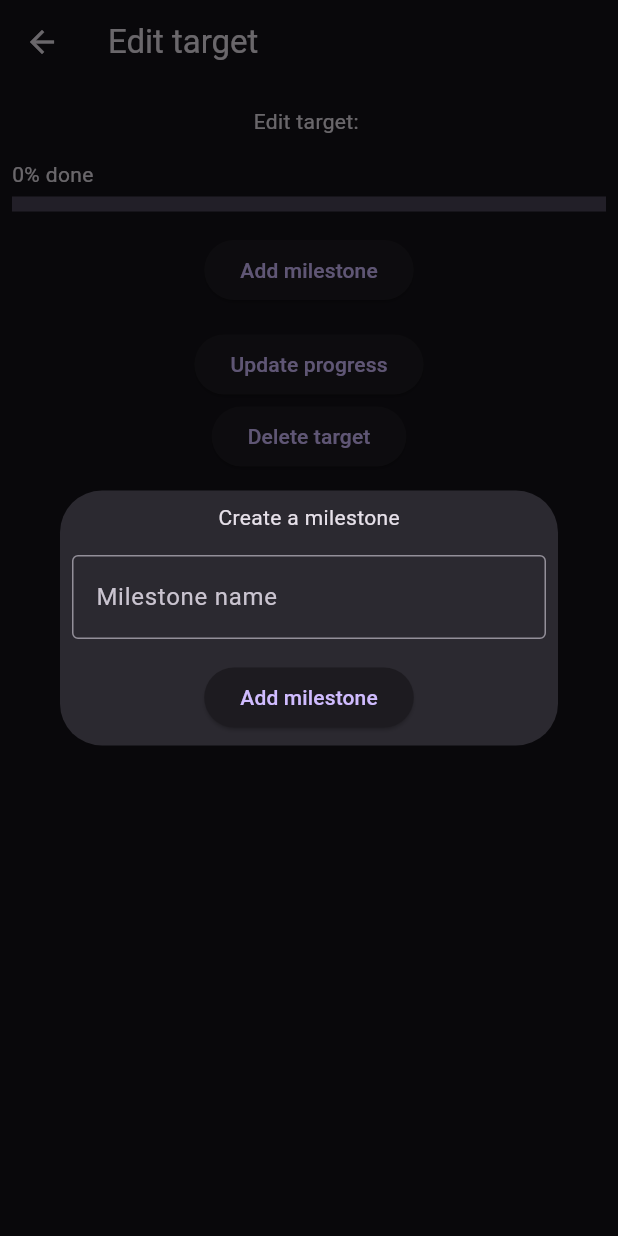
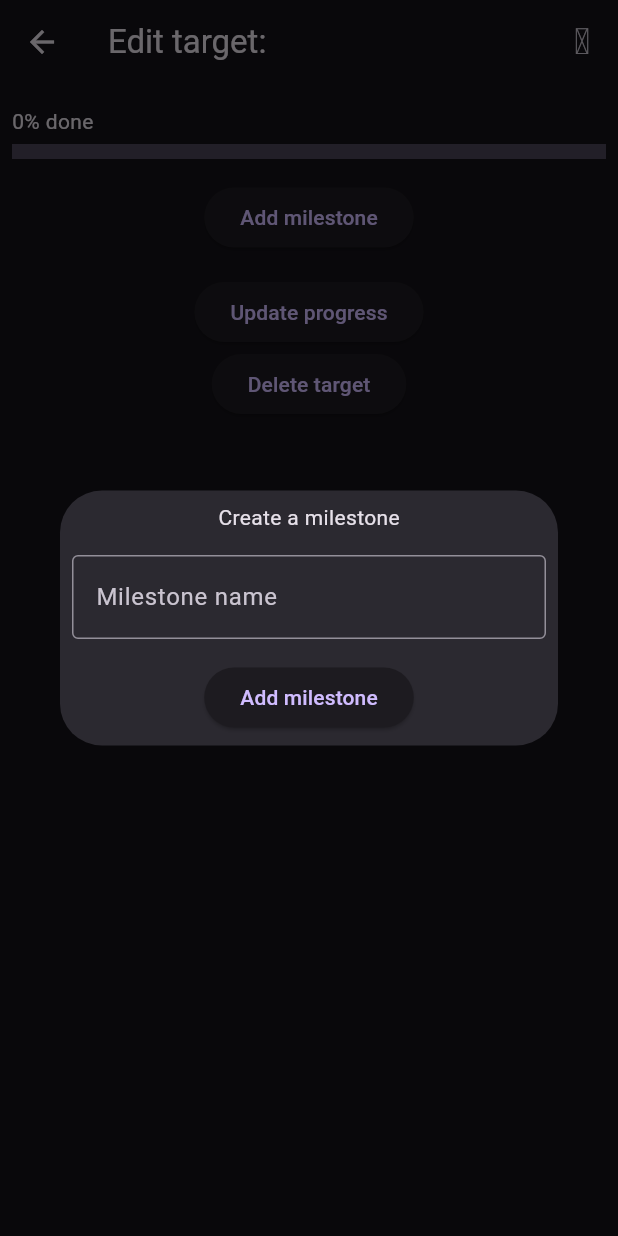
Before and after one commit to Heliodex/FA-Software-Development, a Flutter app: the TargetPage screen opened directly with empty values, after a tap on "Add milestone", on a phone screen of 412 x 824 dp. Run offline on Flutter 3.47's test engine with Material 3 defaults, Android fonts, the phone set to English and light mode, and no system bars; our stand-ins replace material_symbols_icons.

Commit message:
Improved state management, rename targets and recipes, split up classes into multiple files

```diff
--- a/cad/lib/main.dart
+++ b/cad/lib/main.dart
@@ -1,170 +1,24 @@
 import "package:flutter/material.dart";
 import "package:material_symbols_icons/symbols.dart";
+import "lib.dart";
+import "recipe.dart";
+import "target.dart";
 
 class Notification {
   IconData icon;
   String title, subtitle;
-  Notification(this.icon, this.title, this.subtitle);
-}
-
-class Milestone {
-  String title;
-  bool completed = false;
-  Milestone(this.title);
-}
-
-class Target {
-  String title;
-  double progress = 0;
-  List<Milestone> milestones = [];
-  Target(this.title);
-}
-
-class Recipe {
-  String title;
-  Recipe(this.title);
-}
-
-class TargetPageState extends State<TargetPage> {
-  addMilestone() {
-    var name = "";
-
-    showDialog(
-      context: context,
-      builder: (context) => Dialog(
-        child: Padding(
-          padding: const EdgeInsets.all(8.0),
-          child: Column(
-            mainAxisSize: MainAxisSize.min,
-            mainAxisAlignment: MainAxisAlignment.center,
-            children: <Widget>[
-              const Text("Create a milestone"),
-              const SizedBox(height: 15),
-
-              //  input box
-              TextField(
-                decoration: const InputDecoration(
-                  border: OutlineInputBorder(),
-                  labelText: "Milestone name",
-                ),
-                onChanged: (value) async {
-                  name = value;
-                },
-              ),
-              const SizedBox(height: 15),
-              ElevatedButton(
-                onPressed: () {
-                  Navigator.pop(context);
-                  setState(() {
-                    widget.e.milestones.add(Milestone(name));
-                  });
-                },
-                child: const Text("Add milestone"),
-              ),
-            ],
-          ),
-        ),
-      ),
-    );
-  }
-
-  @override
-  Widget build(context) => Scaffold(
-        appBar: AppBar(title: const Text("Edit target")),
-        body: Column(
-          children: [
-            const SizedBox(height: 15),
-            Text("Edit target: ${widget.e.title}"),
-            const SizedBox(height: 15),
-            Padding(
-              padding: const EdgeInsets.symmetric(horizontal: 8),
-              child: Column(
-                crossAxisAlignment: CrossAxisAlignment.start,
-                children: [
-                  Text("${(widget.e.progress * 100).floor()}% done"),
-                  const SizedBox(height: 5),
-                  LinearProgressIndicator(
-                    value: widget.e.progress,
-                    minHeight: 10,
-                  )
-                ],
-              ),
-            ),
-            const SizedBox(height: 15),
-
-            // milestones
-            Column(
-              children: widget.e.milestones
-                  .map<ListTile>(
-                    (m) => ListTile(
-                      title: Text(m.title),
-                      subtitle: const Column(
-                        crossAxisAlignment: CrossAxisAlignment.start,
-                        children: [
-                          Text("Incomplete"),
-                        ],
-                      ),
-                    ),
-                  )
-                  .toList(),
-            ),
-
-            // add milestone button
-            ElevatedButton(
-              onPressed: () {
-                addMilestone();
-              },
-              child: const Text("Add milestone"),
-            ),
-
-            const SizedBox(height: 15),
-            Column(
-              children: [
-                if (widget.e.progress < 1)
-                  ElevatedButton(
-                    onPressed: () {
-                      Navigator.pop(context);
-                      setState(() {
-                        widget.updateProgress(0.1);
-                      });
-                    },
-                    child: const Text("Update progress"),
-                  ),
-
-                //   delete button
-                ElevatedButton(
-                  onPressed: () {
-                    Navigator.pop(context);
-                    setState(() {
-                      widget.removeTarget();
-                    });
-                  },
-                  child: const Text("Delete target"),
-                ),
-              ],
-            ),
-          ],
-        ),
-      );
-}
-
-class TargetPage extends StatefulWidget {
-  final Target e;
-  final Function() removeTarget;
-  final Function(double) updateProgress;
-  const TargetPage(this.e,
-      {required this.removeTarget, required this.updateProgress, super.key});
-
-  @override
-  createState() => TargetPageState();
+  DateTime time;
+  Notification(this.icon, this.title, this.subtitle, this.time);
 }
 
 class NavigationState extends State<Navigation> {
   var currentPageIndex = 0;
 
   List<Notification> notifications = [
-    Notification(Symbols.dinner_dining, "Notifications", "sup"),
-    Notification(Symbols.dinner_dining, "Notification 2", "sup"),
+    Notification(Symbols.dinner_dining, "Notifications", "sup",
+        DateTime(2019, 07, 20, 20, 18, 04)),
+    Notification(Symbols.dinner_dining, "Notification 2", "sup",
+        DateTime(2019, 07, 20, 20, 18, 04)),
   ];
   List<Target> targets = [];
   List<Recipe> recipes = [];
@@ -190,8 +44,8 @@ class NavigationState extends State<Navigation> {
                   border: OutlineInputBorder(),
                   labelText: "Target name",
                 ),
-                onChanged: (value) async {
-                  name = value;
+                onChanged: (v) {
+                  name = v;
                 },
               ),
               const SizedBox(height: 15),
@@ -232,8 +86,8 @@ class NavigationState extends State<Navigation> {
                   border: OutlineInputBorder(),
                   labelText: "Recipe name",
                 ),
-                onChanged: (value) async {
-                  name = value;
+                onChanged: (v) {
+                  name = v;
                 },
               ),
               const SizedBox(height: 15),
@@ -262,9 +116,34 @@ class NavigationState extends State<Navigation> {
             targets.remove(e);
           });
         },
+        renameTarget: (name) {
+          setState(() {
+            e.title = name;
+          });
+        },
         updateProgress: (n) {
           setState(() {
             e.progress += n;
+          });
+        },
+      ),
+    );
+
+    Navigator.push(context, route);
+  }
+
+  editRecipe(context, e) {
+    var route = MaterialPageRoute(
+      builder: (context) => RecipePage(
+        e,
+        removeRecipe: () {
+          setState(() {
+            recipes.remove(e);
+          });
+        },
+        renameRecipe: (name) {
+          setState(() {
+            e.title = name;
           });
         },
       ),
@@ -380,11 +259,16 @@ class NavigationState extends State<Navigation> {
                         trailing: IconButton(
                           icon: const Icon(Symbols.delete),
                           onPressed: () {
-                            setState(() {
-                              recipes.remove(e);
+                            confirmation(context, "delete this recipe", () {
+                              setState(() {
+                                recipes.remove(e);
+                              });
                             });
                           },
                         ),
+                        onTap: () {
+                          editRecipe(context, e);
+                        },
                       ),
                     )
                     .toList(),
@@ -410,6 +294,8 @@ class NavigationState extends State<Navigation> {
                         leading: Icon(e.icon),
                         title: Text(e.title),
                         subtitle: Text(e.subtitle),
+                        // show time as relative
+                        trailing: Text(relativeTime(e.time)),
                       ),
                     ),
                   )
--- /dev/null
+++ b/cad/lib/target.dart
@@ -0,0 +1,171 @@
+import "package:flutter/material.dart";
+import "package:material_symbols_icons/symbols.dart";
+import "lib.dart";
+
+class Milestone {
+  String title;
+  bool completed = false;
+  Milestone(this.title);
+}
+
+class Target {
+  String title;
+  double progress = 0;
+  List<Milestone> milestones = [];
+  Target(this.title);
+}
+
+class TargetPageState extends State<TargetPage> {
+  addMilestone() {
+    var name = "";
+
+    showDialog(
+      context: context,
+      builder: (context) => Dialog(
+        child: Padding(
+          padding: const EdgeInsets.all(8.0),
+          child: Column(
+            mainAxisSize: MainAxisSize.min,
+            mainAxisAlignment: MainAxisAlignment.center,
+            children: <Widget>[
+              const Text("Create a milestone"),
+              const SizedBox(height: 15),
+
+              //  input box
+              TextField(
+                decoration: const InputDecoration(
+                  border: OutlineInputBorder(),
+                  labelText: "Milestone name",
+                ),
+                onChanged: (v) {
+                  name = v;
+                },
+              ),
+              const SizedBox(height: 15),
+              ElevatedButton(
+                onPressed: () {
+                  Navigator.pop(context);
+                  setState(() {
+                    widget.e.milestones.add(Milestone(name));
+                  });
+                },
+                child: const Text("Add milestone"),
+              ),
+            ],
+          ),
+        ),
+      ),
+    );
+  }
+
+  @override
+  Widget build(context) => Scaffold(
+        appBar: AppBar(
+          title: Text("Edit target: ${widget.e.title}"),
+          // pencil icon to rename
+          actions: [
+            IconButton(
+              icon: const Icon(Symbols.edit),
+              onPressed: () {
+                rename(context, "target", (name) {
+                  setState(() {
+                    widget.e.title = name;
+                  });
+                  widget.renameTarget(name);
+                });
+              },
+            ),
+          ],
+        ),
+        body: Column(
+          children: [
+            const SizedBox(height: 15),
+            Padding(
+              padding: const EdgeInsets.symmetric(horizontal: 8),
+              child: Column(
+                crossAxisAlignment: CrossAxisAlignment.start,
+                children: [
+                  Text("${(widget.e.progress * 100).floor()}% done"),
+                  const SizedBox(height: 5),
+                  LinearProgressIndicator(
+                    value: widget.e.progress,
+                    minHeight: 10,
+                  )
+                ],
+              ),
+            ),
+            const SizedBox(height: 15),
+
+            // milestones
+            Column(
+              children: widget.e.milestones
+                  .map<ListTile>(
+                    (m) => ListTile(
+                      title: Text(m.title),
+                      subtitle: const Column(
+                        crossAxisAlignment: CrossAxisAlignment.start,
+                        children: [
+                          Text("Incomplete"),
+                        ],
+                      ),
+                    ),
+                  )
+                  .toList(),
+            ),
+
+            // add milestone button
+            ElevatedButton(
+              onPressed: () {
+                addMilestone();
+              },
+              child: const Text("Add milestone"),
+            ),
+
+            const SizedBox(height: 15),
+            Column(
+              children: [
+                if (widget.e.progress < 1)
+                  ElevatedButton(
+                    onPressed: () {
+                      Navigator.pop(context);
+                      setState(() {
+                        widget.updateProgress(0.1);
+                      });
+                    },
+                    child: const Text("Update progress"),
+                  ),
+
+                //   delete button
+                ElevatedButton(
+                  onPressed: () {
+                    confirmation(context, "delete this target", () {
+                      Navigator.pop(context);
+                      setState(() {
+                        widget.removeTarget();
+                      });
+                    });
+                  },
+                  child: const Text("Delete target"),
+                ),
+              ],
+            ),
+          ],
+        ),
+      );
+}
+
+class TargetPage extends StatefulWidget {
+  final Target e;
+  final Function() removeTarget;
+  final Function(String) renameTarget;
+  final Function(double) updateProgress;
+
+  const TargetPage(this.e,
+      {required this.removeTarget,
+      required this.renameTarget,
+      required this.updateProgress,
+      super.key});
+
+  @override
+  createState() => TargetPageState();
+}
```
Also changed, not shown: cad/lib/lib.dart (added, +83 -0 lines), cad/lib/recipe.dart (added, +167 -0 lines).
